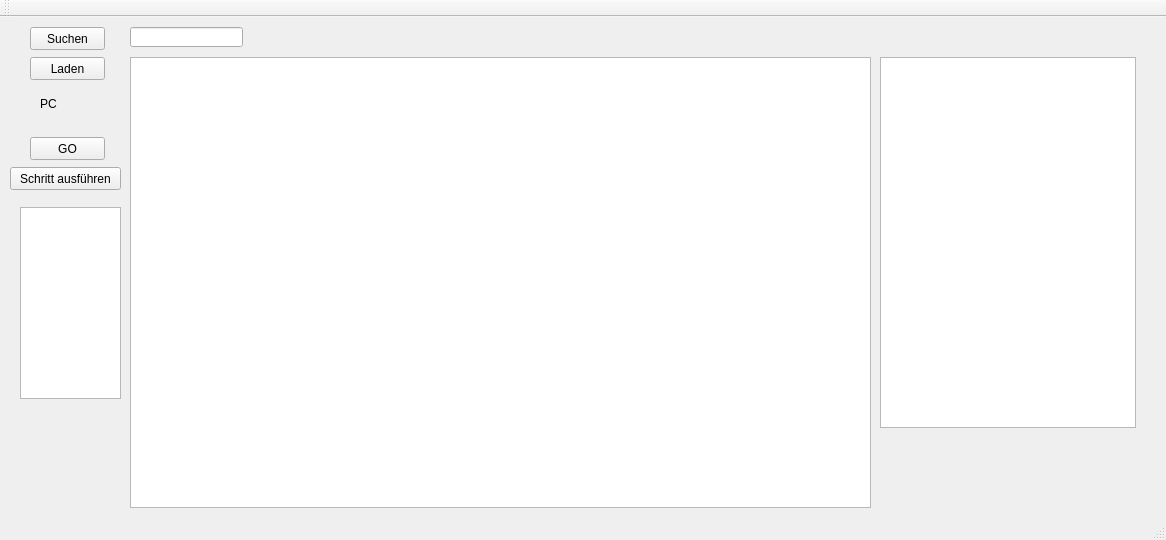
Qt form PIC/mainwindow.ui (waxmar/PIC16C84) before a commit.
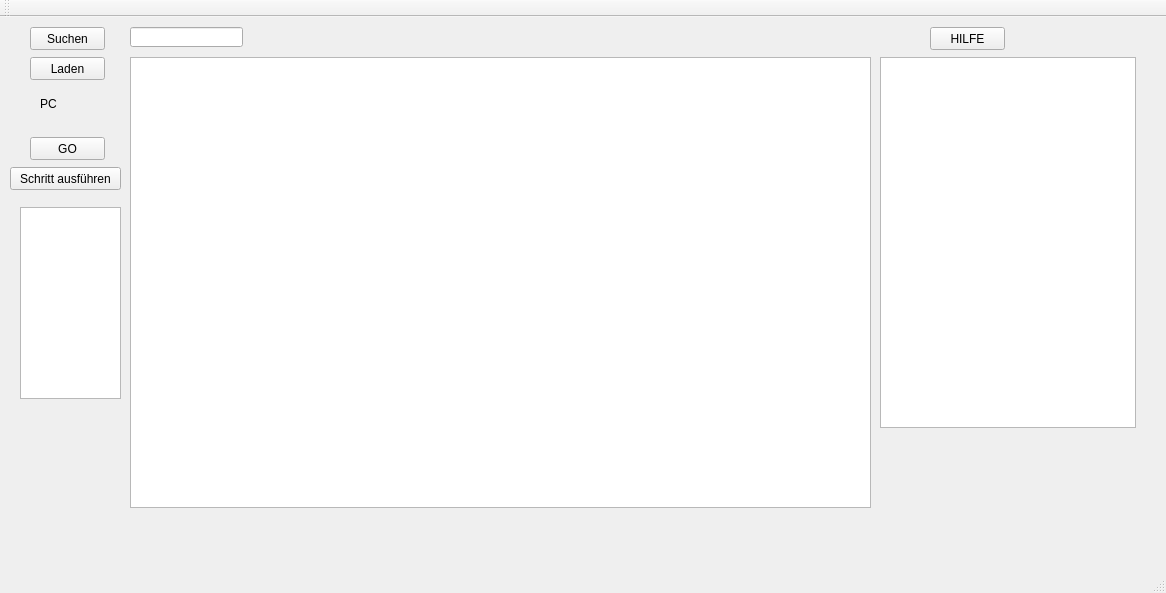
The same form after that commit.

```diff
--- a/PIC/mainwindow.ui
+++ b/PIC/mainwindow.ui
@@ -7,7 +7,7 @@
     <x>0</x>
     <y>0</y>
     <width>1166</width>
-    <height>540</height>
+    <height>593</height>
    </rect>
   </property>
   <property name="windowTitle">
@@ -119,6 +119,19 @@
      </rect>
     </property>
    </widget>
+   <widget class="QPushButton" name="hilfe">
+    <property name="geometry">
+     <rect>
+      <x>930</x>
+      <y>10</y>
+      <width>75</width>
+      <height>23</height>
+     </rect>
+    </property>
+    <property name="text">
+     <string>HILFE</string>
+    </property>
+   </widget>
   </widget>
   <widget class="QMenuBar" name="menuBar">
    <property name="geometry">
```
Left out of the diff: 2 changed lines with no effect on the pictures.
